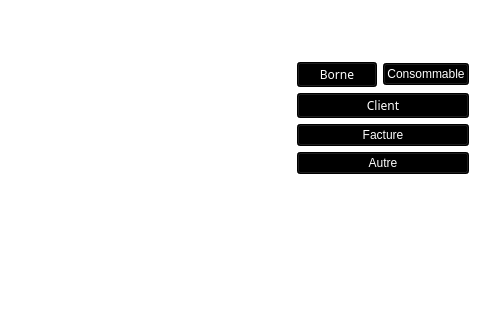
First picture: the form in PPE/PPE.ui, repository fallonloicc/PPE-Qt, before the edit; both pictures show x 863 to 1343 and y 222 to 542 of the 1343 by 818 pixel window.
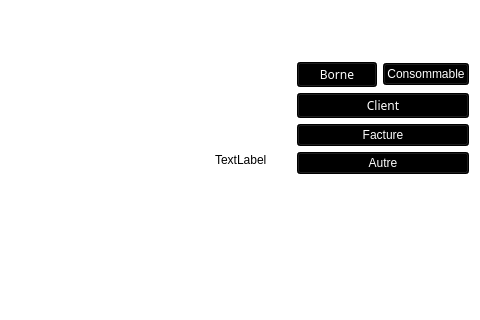
Second picture: the form after the edit.

The edit to the form file:
```diff
--- a/PPE/PPE.ui
+++ b/PPE/PPE.ui
@@ -469,7 +469,42 @@
        <layout class="QVBoxLayout" name="verticalLayout_2">
         <item>
          <widget class="QStackedWidget" name="stackedWidget">
-          <widget class="QWidget" name="page_2"/>
+          <widget class="QWidget" name="page_2">
+           <widget class="QWidget" name="horizontalLayoutWidget">
+            <property name="geometry">
+             <rect>
+              <x>9</x>
+              <y>9</y>
+              <width>1121</width>
+              <height>691</height>
+             </rect>
+            </property>
+            <layout class="QHBoxLayout" name="horizontalLayout">
+             <property name="sizeConstraint">
+              <enum>QLayout::SetMaximumSize</enum>
+             </property>
+             <item alignment="Qt::AlignRight|Qt::AlignVCenter">
+              <widget class="QLabel" name="label">
+               <property name="sizePolicy">
+                <sizepolicy hsizetype="Expanding" vsizetype="Expanding">
+                 <horstretch>0</horstretch>
+                 <verstretch>0</verstretch>
+                </sizepolicy>
+               </property>
+               <property name="layoutDirection">
+                <enum>Qt::LeftToRight</enum>
+               </property>
+               <property name="styleSheet">
+                <string notr="true"/>
+               </property>
+               <property name="text">
+                <string>TextLabel</string>
+               </property>
+              </widget>
+             </item>
+            </layout>
+           </widget>
+          </widget>
          </widget>
         </item>
        </layout>
```
Left out of the diff: 16 changed lines with no effect on the pictures.
